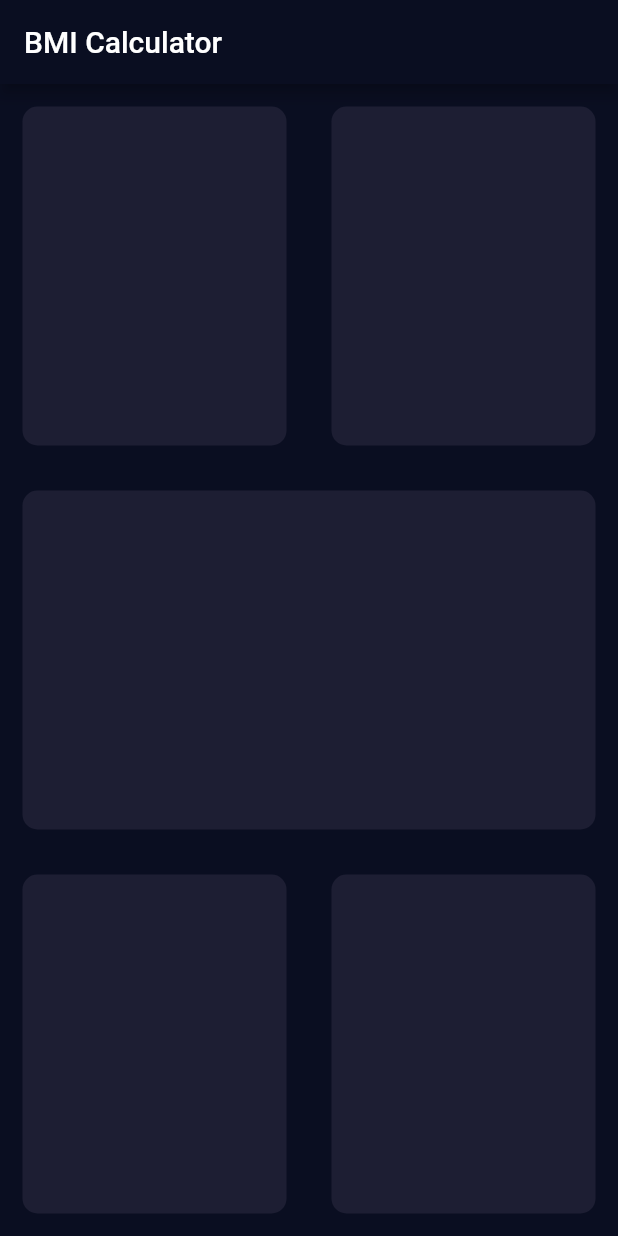
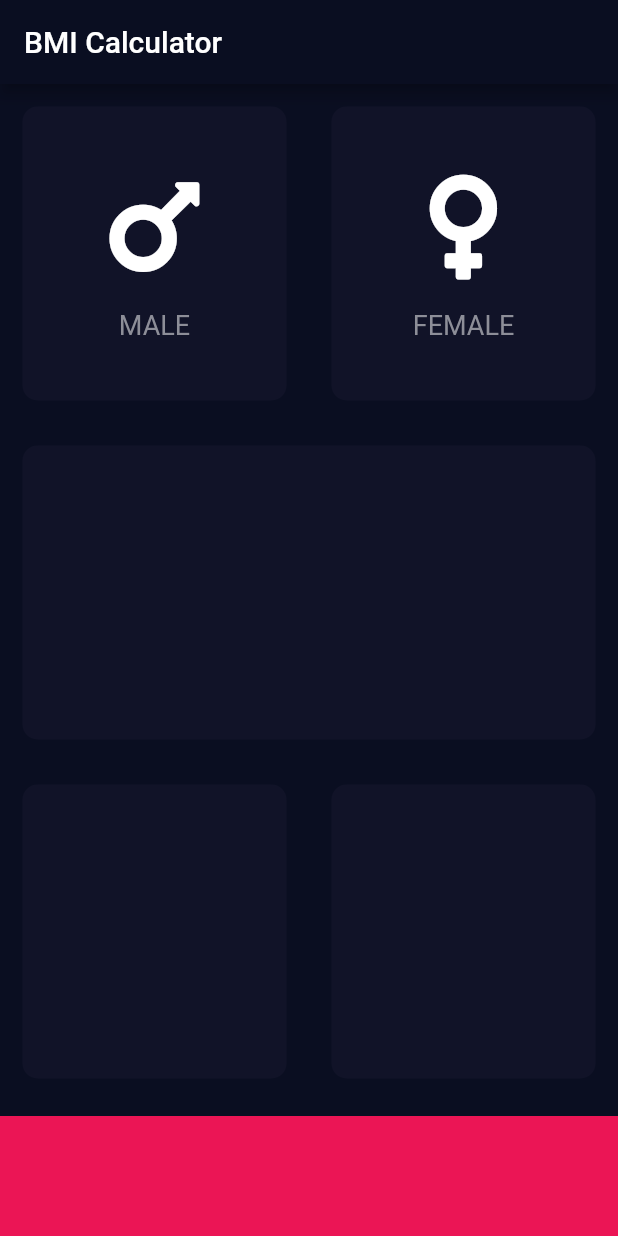
Before and after one commit to whoamins/BMI_calculator, a Flutter app: the screen it shows after launch, on a phone screen of 412 x 824 dp. Run offline on Flutter 3.47's test engine with Material 2 defaults, Android fonts, the phone set to English and light mode, and no system bars; our stand-ins replace font_awesome_flutter.

Commit message:
Add cards and content

```diff
--- a/lib/main.dart
+++ b/lib/main.dart
@@ -1,5 +1,5 @@
 import 'package:flutter/material.dart';
-import 'package:bmi_calculator/pages/input_page.dart';
+import 'package:bmi_calculator/screens/input_page.dart';
 
 void main() => runApp(BMICalculator());
 
--- a/lib/pages/input_page.dart
+++ /dev/null
@@ -1,54 +0,0 @@
-import 'dart:ffi';
-
-import 'package:flutter/material.dart';
-
-class InputPage extends StatefulWidget {
-  @override
-  _InputPageState createState() => _InputPageState();
-}
-
-class _InputPageState extends State<InputPage> {
-  @override
-  Widget build(BuildContext context) {
-    return Scaffold(
-      appBar: AppBar(
-        title: Text("BMI Calculator"),
-      ),
-      body: Column(
-        children: <Widget>[
-          Expanded(child: Row(
-            children: <Widget>[
-              Expanded(child: Card(color: Color(0xFF1D1E33))),
-              Expanded(child: Card(color: Color(0xFF1D1E33)))
-            ],
-          )),
-          Expanded(child: Card(color: Color(0xFF1D1E33))),
-          Expanded(child: Row(
-            children: <Widget>[
-              Expanded(child: Card(color: Color(0xFF1D1E33))),
-              Expanded(child: Card(color: Color(0xFF1D1E33)))
-            ],
-          )),
-        ],
-      )
-    );
-  }
-}
-
-class Card extends StatelessWidget {
-
-  Card({@required this.color});
-
-  final Color color;
-
-  @override
-  Widget build(BuildContext context) {
-    return Container(
-        margin: EdgeInsets.all(15.0),
-        decoration: BoxDecoration(
-            color: color,
-            borderRadius: BorderRadius.circular(10.0)
-        )
-    );
-  }
-}
--- /dev/null
+++ b/lib/screens/input_page.dart
@@ -0,0 +1,84 @@
+import 'package:flutter/material.dart';
+import 'package:font_awesome_flutter/font_awesome_flutter.dart';
+import 'package:bmi_calculator/widgets/main_card.dart';
+import 'package:bmi_calculator/widgets/card_content.dart';
+
+
+const bottomContainerHeight = 80.0;
+const activeCardColor = Color(0xFF1D1E33);
+const inactiveCardColor = Color(0xFF111328);
+const bottomContainerColor = Color(0xFFEB1555);
+
+enum Gender {
+  male,
+  female,
+}
+
+class InputPage extends StatefulWidget {
+  @override
+  _InputPageState createState() => _InputPageState();
+}
+
+class _InputPageState extends State<InputPage> {
+
+  Gender selectedGender;
+
+
+  @override
+  Widget build(BuildContext context) {
+    return Scaffold(
+        appBar: AppBar(
+          title: Text('BMI Calculator'),
+        ),
+        body: Column(
+          children: <Widget>[
+            Expanded(child: Row(
+              children: <Widget>[
+                Expanded(child: GestureDetector(
+                  onTap: () {
+                    setState(() {
+                      selectedGender = Gender.male;
+                    });
+                  },
+                  child: MainCard(
+                    color: selectedGender == Gender.male ? activeCardColor : inactiveCardColor,
+                    cardChild: CardContent(
+                      cardIcon: FontAwesomeIcons.mars,
+                      cardSubtitle: 'MALE',
+                    ),
+                  ),
+                )),
+                Expanded(child: GestureDetector(
+                  onTap: () {
+                    setState(() {
+                      selectedGender = Gender.female;
+                    });
+                  },
+                  child: MainCard(
+                    color: selectedGender == Gender.female ? activeCardColor : inactiveCardColor,
+                    cardChild: CardContent(
+                      cardIcon: FontAwesomeIcons.venus,
+                      cardSubtitle: 'FEMALE',
+                    ),
+                  ),
+                ))
+              ],
+            )),
+            Expanded(child: MainCard(color: inactiveCardColor)),
+            Expanded(child: Row(
+              children: <Widget>[
+                Expanded(child: MainCard(color: inactiveCardColor)),
+                Expanded(child: MainCard(color: inactiveCardColor))
+              ],
+            )),
+            Container(
+              color: bottomContainerColor,
+              margin: EdgeInsets.only(top: 10.0),
+              width: double.infinity,
+              height: bottomContainerHeight,
+            ),
+          ],
+        )
+    );
+  }
+}
--- /dev/null
+++ b/lib/widgets/card_content.dart
@@ -0,0 +1,29 @@
+import 'package:flutter/material.dart';
+
+const cardSubtitleStyle = TextStyle(
+    fontSize: 18.0,
+    color: Color(0xFF8D8E98));
+
+class CardContent extends StatelessWidget {
+  CardContent({@required this.cardIcon, @required this.cardSubtitle});
+
+  final IconData cardIcon;
+  final String cardSubtitle;
+
+  @override
+  Widget build(BuildContext context) {
+    return Column(
+      mainAxisAlignment: MainAxisAlignment.center,
+      children: <Widget>[
+        Icon(
+          cardIcon,
+          size: 80.0,
+        ),
+        SizedBox(
+            height: 15.0
+        ),
+        Text(cardSubtitle, style: cardSubtitleStyle),
+      ],
+    );
+  }
+}
--- /dev/null
+++ b/lib/widgets/main_card.dart
@@ -0,0 +1,21 @@
+import 'package:flutter/material.dart';
+
+class MainCard extends StatelessWidget {
+
+  MainCard({@required this.color, this.cardChild});
+
+  final Color color;
+  final Widget cardChild;
+
+  @override
+  Widget build(BuildContext context) {
+    return Container(
+        child: cardChild,
+        margin: EdgeInsets.all(15.0),
+        decoration: BoxDecoration(
+            color: color,
+            borderRadius: BorderRadius.circular(10.0)
+        )
+    );
+  }
+}
--- a/pubspec.yaml
+++ b/pubspec.yaml
@@ -23,6 +23,7 @@ environment:
 dependencies:
   flutter:
     sdk: flutter
+  font_awesome_flutter: ^9.0.0
 
 
   # The following adds the Cupertino Icons font to your application.
```
Also changed, not shown: pubspec.lock.
